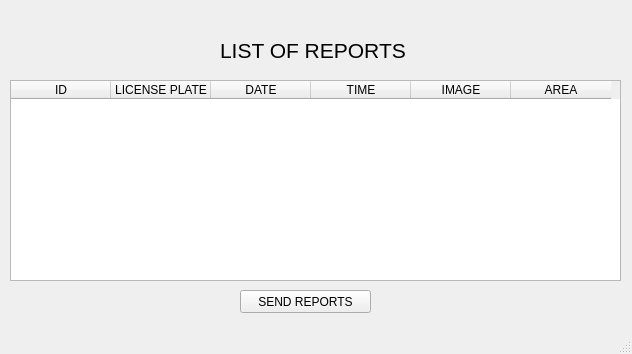
hadasswittow/Final-hackathon, file GUI/list_all_reports.ui: the form before one commit.
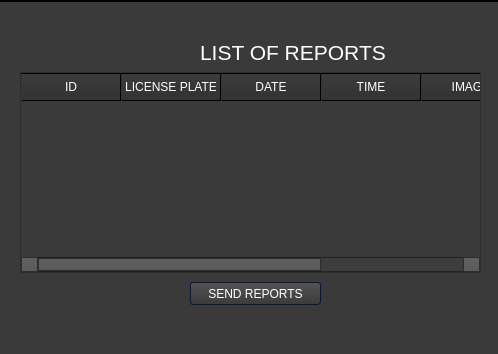
The form after the commit. Icons and pictures are not drawn.

Commit message: ui files with stylesheets

```diff
--- a/GUI/list_all_reports.ui
+++ b/GUI/list_all_reports.ui
@@ -6,20 +6,1010 @@
    <rect>
     <x>0</x>
     <y>0</y>
-    <width>632</width>
+    <width>498</width>
     <height>354</height>
    </rect>
   </property>
   <property name="windowTitle">
    <string>MainWindow</string>
   </property>
+  <property name="styleSheet">
+   <string notr="true">/*Copyright (c) DevSec Studio. All rights reserved.
+
+MIT License
+
+Permission is hereby granted, free of charge, to any person obtaining a copy
+of this software and associated documentation files (the &quot;Software&quot;), to deal
+in the Software without restriction, including without limitation the rights
+to use, copy, modify, merge, publish, distribute, sublicense, and/or sell
+copies of the Software, and to permit persons to whom the Software is
+furnished to do so, subject to the following conditions:
+
+The above copyright notice and this permission notice shall be included in all
+copies or substantial portions of the Software.
+
+THE SOFTWARE IS PROVIDED *AS IS*, WITHOUT WARRANTY OF ANY KIND, EXPRESS OR
+IMPLIED, INCLUDING BUT NOT LIMITED TO THE WARRANTIES OF MERCHANTABILITY,
+FITNESS FOR A PARTICULAR PURPOSE AND NONINFRINGEMENT. IN NO EVENT SHALL THE
+AUTHORS OR COPYRIGHT HOLDERS BE LIABLE FOR ANY CLAIM, DAMAGES OR OTHER
+LIABILITY, WHETHER IN AN ACTION OF CONTRACT, TORT OR OTHERWISE, ARISING FROM,
+OUT OF OR IN CONNECTION WITH THE SOFTWARE OR THE USE OR OTHER DEALINGS IN THE SOFTWARE.
+*/
+
+/*-----QWidget-----*/
+QWidget
+{
+	background-color: #3a3a3a;
+	color: #fff;
+	selection-background-color: #b78620;
+	selection-color: #000;
+
+}
+
+
+/*-----QLabel-----*/
+QLabel
+{
+	background-color: transparent;
+	color: #fff;
+
+}
+
+
+/*-----QMenuBar-----*/
+QMenuBar 
+{
+	background-color: qlineargradient(spread:repeat, x1:1, y1:0, x2:1, y2:1, stop:0 rgba(57, 57, 57, 255),stop:1 rgba(50, 50, 50, 255));
+	border: 1px solid #000;
+	color: #fff;
+
+}
+
+
+QMenuBar::item 
+{
+	background-color: transparent;
+
+}
+
+
+QMenuBar::item:selected 
+{
+	background-color: rgba(183, 134, 32, 20%);
+	border: 1px solid #b78620;
+	color: #fff;
+
+}
+
+
+QMenuBar::item:pressed 
+{
+	background-color: rgb(183, 134, 32);
+	border: 1px solid #b78620;
+	color: #fff;
+
+}
+
+
+/*-----QMenu-----*/
+QMenu
+{
+    background-color: qlineargradient(spread:repeat, x1:1, y1:0, x2:1, y2:1, stop:0 rgba(57, 57, 57, 255),stop:1 rgba(50, 50, 50, 255));
+    border: 1px solid #222;
+    padding: 4px;
+	color: #fff;
+
+}
+
+
+QMenu::item
+{
+    background-color: transparent;
+    padding: 2px 20px 2px 20px;
+
+}
+
+
+QMenu::separator
+{
+   	background-color: rgb(183, 134, 32);
+	height: 1px;
+
+}
+
+
+QMenu::item:disabled
+{
+    color: #555;
+    background-color: transparent;
+    padding: 2px 20px 2px 20px;
+
+}
+
+
+QMenu::item:selected
+{
+	background-color: rgba(183, 134, 32, 20%);
+	border: 1px solid #b78620;
+	color: #fff;
+
+}
+
+
+/*-----QToolBar-----*/
+QToolBar
+{
+	background-color: qlineargradient(spread:repeat, x1:1, y1:0, x2:1, y2:1, stop:0 rgba(69, 69, 69, 255),stop:1 rgba(58, 58, 58, 255));
+	border-top: none;
+	border-bottom: 1px solid #4f4f4f;
+	border-left: 1px solid #4f4f4f;
+	border-right: 1px solid #4f4f4f;
+
+}
+
+
+QToolBar::separator
+{
+	background-color: #2e2e2e;
+	width: 1px;
+
+}
+
+
+/*-----QToolButton-----*/
+QToolButton 
+{
+	background-color: transparent;
+	color: #fff;
+	padding: 5px;
+	padding-left: 8px;
+	padding-right: 8px;
+	margin-left: 1px;
+}
+
+
+QToolButton:hover
+{
+	background-color: rgba(183, 134, 32, 20%);
+	border: 1px solid #b78620;
+	color: #fff;
+	
+}
+
+
+QToolButton:pressed
+{
+	background-color: qlineargradient(spread:repeat, x1:1, y1:0, x2:1, y2:1, stop:0 rgba(57, 57, 57, 255),stop:1 rgba(50, 50, 50, 255));
+	border: 1px solid #b78620;
+
+}
+
+
+QToolButton:checked
+{
+	background-color: qlineargradient(spread:repeat, x1:1, y1:0, x2:1, y2:1, stop:0 rgba(57, 57, 57, 255),stop:1 rgba(50, 50, 50, 255));
+	border: 1px solid #222;
+}
+
+
+/*-----QPushButton-----*/
+QPushButton
+{
+	background-color: qlineargradient(spread:repeat, x1:1, y1:0, x2:1, y2:1, stop:0 rgba(84, 84, 84, 255),stop:1 rgba(59, 59, 59, 255));
+	color: #ffffff;
+	min-width: 80px;
+	border-style: solid;
+	border-width: 1px;
+	border-radius: 3px;
+	border-color: #051a39;
+	padding: 5px;
+
+}
+
+
+QPushButton::flat
+{
+	background-color: transparent;
+	border: none;
+	color: #fff;
+
+}
+
+
+QPushButton::disabled
+{
+	background-color: #404040;
+	color: #656565;
+	border-color: #051a39;
+
+}
+
+
+QPushButton::hover
+{
+	background-color: rgba(183, 134, 32, 20%);
+	border: 1px solid #b78620;
+
+}
+
+
+QPushButton::pressed
+{
+	background-color: qlineargradient(spread:repeat, x1:1, y1:0, x2:1, y2:1, stop:0 rgba(74, 74, 74, 255),stop:1 rgba(49, 49, 49, 255));
+	border: 1px solid #b78620;
+
+}
+
+
+QPushButton::checked
+{
+	background-color: qlineargradient(spread:repeat, x1:1, y1:0, x2:1, y2:1, stop:0 rgba(74, 74, 74, 255),stop:1 rgba(49, 49, 49, 255));
+	border: 1px solid #222;
+
+}
+
+
+/*-----QLineEdit-----*/
+QLineEdit
+{
+	background-color: #131313;
+	color : #eee;
+	border: 1px solid #343434;
+	border-radius: 2px;
+	padding: 3px;
+	padding-left: 5px;
+
+}
+
+
+/*-----QPlainTExtEdit-----*/
+QPlainTextEdit
+{
+	background-color: #131313;
+	color : #eee;
+	border: 1px solid #343434;
+	border-radius: 2px;
+	padding: 3px;
+	padding-left: 5px;
+
+}
+
+
+/*-----QTabBar-----*/
+QTabBar::tab
+{
+	background-color: qlineargradient(spread:repeat, x1:1, y1:0, x2:1, y2:1, stop:0 rgba(84, 84, 84, 255),stop:1 rgba(59, 59, 59, 255));
+	color: #ffffff;
+	border-style: solid;
+	border-width: 1px;
+	border-color: #666;
+	border-bottom: none;
+	padding: 5px;
+	padding-left: 15px;
+	padding-right: 15px;
+
+}
+
+
+QTabWidget::pane 
+{
+	background-color: red;
+	border: 1px solid #666;
+	top: 1px;
+
+}
+
+
+QTabBar::tab:last
+{
+	margin-right: 0; 
+
+}
+
+
+QTabBar::tab:first:!selected
+{
+	background-color: #0c0c0d;
+	margin-left: 0px;
+
+}
+
+
+QTabBar::tab:!selected
+{
+	color: #b1b1b1;
+	border-bottom-style: solid;
+	background-color: #0c0c0d;
+
+}
+
+
+QTabBar::tab:selected
+{
+	margin-bottom: 0px;
+
+}
+
+
+QTabBar::tab:!selected:hover
+{
+	border-top-color: #b78620;
+
+}
+
+
+/*-----QComboBox-----*/
+QComboBox
+{
+    background-color: qlineargradient(spread:repeat, x1:1, y1:0, x2:1, y2:1, stop:0 rgba(84, 84, 84, 255),stop:1 rgba(59, 59, 59, 255));
+    border: 1px solid #000;
+    padding-left: 6px;
+    color: #ffffff;
+    height: 20px;
+
+}
+
+
+QComboBox::disabled
+{
+	background-color: #404040;
+	color: #656565;
+	border-color: #051a39;
+
+}
+
+
+QComboBox:on
+{
+    background-color: #b78620;
+	color: #000;
+
+}
+
+
+QComboBox QAbstractItemView
+{
+    background-color: #383838;
+    color: #ffffff;
+    border: 1px solid black;
+    selection-background-color: #b78620;
+    outline: 0;
+
+}
+
+
+QComboBox::drop-down
+{
+	background-color: qlineargradient(spread:repeat, x1:1, y1:0, x2:1, y2:1, stop:0 rgba(57, 57, 57, 255),stop:1 rgba(50, 50, 50, 255));
+    subcontrol-origin: padding;
+    subcontrol-position: top right;
+    width: 15px;
+    border-left-width: 1px;
+    border-left-color: black;
+    border-left-style: solid; 
+
+}
+
+
+QComboBox::down-arrow
+{
+    image: url(://arrow-down.png);
+    width: 8px;
+    height: 8px;
+}
+
+
+/*-----QSpinBox &amp; QDateTimeEdit-----*/
+QSpinBox,
+QDateTimeEdit 
+{
+    background-color: #131313;
+	color : #eee;
+	border: 1px solid #343434;
+	padding: 3px;
+	padding-left: 5px;
+    border-radius : 2px;
+
+}
+
+
+QSpinBox::up-button, 
+QDateTimeEdit::up-button
+{
+	border-top-right-radius:2px;
+	background-color: #777777;
+    width: 16px; 
+    border-width: 1px;
+
+}
+
+
+QSpinBox::up-button:hover, 
+QDateTimeEdit::up-button:hover
+{
+	background-color: #585858;
+
+}
+
+
+QSpinBox::up-button:pressed, 
+QDateTimeEdit::up-button:pressed
+{
+	background-color: #252525;
+    width: 16px; 
+    border-width: 1px;
+
+}
+
+
+QSpinBox::up-arrow,
+QDateTimeEdit::up-arrow
+{
+    image: url(://arrow-up.png);
+    width: 7px;
+    height: 7px;
+
+}
+
+
+QSpinBox::down-button, 
+QDateTimeEdit::down-button
+{
+	border-bottom-right-radius:2px;
+	background-color: #777777;
+    width: 16px; 
+    border-width: 1px;
+
+}
+
+
+QSpinBox::down-button:hover, 
+QDateTimeEdit::down-button:hover
+{
+	background-color: #585858;
+
+}
+
+
+QSpinBox::down-button:pressed, 
+QDateTimeEdit::down-button:pressed
+{
+	background-color: #252525;
+    width: 16px; 
+    border-width: 1px;
+
+}
+
+
+QSpinBox::down-arrow,
+QDateTimeEdit::down-arrow
+{
+    image: url(://arrow-down.png);
+    width: 7px;
+    height: 7px;
+
+}
+
+
+/*-----QGroupBox-----*/
+QGroupBox 
+{
+    border: 1px solid;
+    border-color: #666666;
+	border-radius: 5px;
+    margin-top: 20px;
+
+}
+
+
+QGroupBox::title  
+{
+    background-color: transparent;
+    color: #eee;
+    subcontrol-origin: margin;
+    padding: 5px;
+	border-top-left-radius: 3px;
+	border-top-right-radius: 3px;
+
+}
+
+
+/*-----QHeaderView-----*/
+QHeaderView::section
+{
+    background-color: qlineargradient(spread:repeat, x1:1, y1:0, x2:1, y2:1, stop:0 rgba(60, 60, 60, 255),stop:1 rgba(50, 50, 50, 255));
+	border: 1px solid #000;
+    color: #fff;
+    text-align: left;
+	padding: 4px;
+	
+}
+
+
+QHeaderView::section:disabled
+{
+    background-color: #525251;
+    color: #656565;
+
+}
+
+
+QHeaderView::section:checked
+{
+    background-color: qlineargradient(spread:repeat, x1:1, y1:0, x2:1, y2:1, stop:0 rgba(60, 60, 60, 255),stop:1 rgba(50, 50, 50, 255));
+    color: #fff;
+
+}
+
+
+QHeaderView::section::vertical::first,
+QHeaderView::section::vertical::only-one
+{
+    border-top: 1px solid #353635;
+
+}
+
+
+QHeaderView::section::vertical
+{
+    border-top: 1px solid #353635;
+
+}
+
+
+QHeaderView::section::horizontal::first,
+QHeaderView::section::horizontal::only-one
+{
+    border-left: 1px solid #353635;
+
+}
+
+
+QHeaderView::section::horizontal
+{
+    border-left: 1px solid #353635;
+
+}
+
+
+QTableCornerButton::section
+{
+    background-color: qlineargradient(spread:repeat, x1:1, y1:0, x2:1, y2:1, stop:0 rgba(60, 60, 60, 255),stop:1 rgba(50, 50, 50, 255));
+	border: 1px solid #000;
+    color: #fff;
+
+}
+
+
+/*-----QTreeWidget-----*/
+QTreeView
+{
+	show-decoration-selected: 1;
+	alternate-background-color: #3a3a3a;
+	selection-color: #fff;
+	background-color: #2d2d2d;
+	border: 1px solid gray;
+	padding-top : 5px;
+	color: #fff;
+	font: 8pt;
+
+}
+
+
+QTreeView::item:selected
+{
+	color:#fff;
+	background-color: #b78620;
+	border-radius: 0px;
+
+}
+
+
+QTreeView::item:!selected:hover
+{
+    background-color: #262626;
+    border: none;
+    color: white;
+
+}
+
+
+QTreeView::branch:has-children:!has-siblings:closed,
+QTreeView::branch:closed:has-children:has-siblings 
+{
+	image: url(://tree-closed.png);
+
+}
+
+
+QTreeView::branch:open:has-children:!has-siblings,
+QTreeView::branch:open:has-children:has-siblings  
+{
+	image: url(://tree-open.png);
+
+}
+
+
+/*-----QListView-----*/
+QListView 
+{
+	background-color: qlineargradient(spread:repeat, x1:1, y1:0, x2:1, y2:1, stop:0 rgba(83, 83, 83, 255),stop:0.293269 rgba(81, 81, 81, 255),stop:0.634615 rgba(79, 79, 79, 255),stop:1 rgba(83, 83, 83, 255));
+    border : none;
+    color: white;
+    show-decoration-selected: 1; 
+    outline: 0;
+	border: 1px solid gray;
+
+}
+
+
+QListView::disabled 
+{
+	background-color: #656565;
+	color: #1b1b1b;
+    border: 1px solid #656565;
+
+}
+
+
+QListView::item 
+{
+	background-color: #2d2d2d;
+    padding: 1px;
+
+}
+
+
+QListView::item:alternate 
+{
+    background-color: #3a3a3a;
+
+}
+
+
+QListView::item:selected 
+{
+	background-color: #b78620;
+	border: 1px solid #b78620;
+	color: #fff;
+
+}
+
+
+QListView::item:selected:!active 
+{
+	background-color: #b78620;
+	border: 1px solid #b78620;
+	color: #fff;
+
+}
+
+
+QListView::item:selected:active 
+{
+	background-color: #b78620;
+	border: 1px solid #b78620;
+	color: #fff;
+
+}
+
+
+QListView::item:hover {
+    background-color: #262626;
+    border: none;
+    color: white;
+
+}
+
+
+/*-----QCheckBox-----*/
+QCheckBox
+{
+	background-color: transparent;
+    color: lightgray;
+	border: none;
+
+}
+
+
+QCheckBox::indicator
+{
+    background-color: #323232;
+    border: 1px solid darkgray;
+    width: 12px;
+    height: 12px;
+
+}
+
+
+QCheckBox::indicator:checked
+{
+    image:url(&quot;./ressources/check.png&quot;);
+	background-color: #b78620;
+    border: 1px solid #3a546e;
+
+}
+
+
+QCheckBox::indicator:unchecked:hover
+{
+	border: 1px solid #b78620; 
+
+}
+
+
+QCheckBox::disabled
+{
+	color: #656565;
+
+}
+
+
+QCheckBox::indicator:disabled
+{
+	background-color: #656565;
+	color: #656565;
+    border: 1px solid #656565;
+
+}
+
+
+/*-----QRadioButton-----*/
+QRadioButton 
+{
+	color: lightgray;
+	background-color: transparent;
+
+}
+
+
+QRadioButton::indicator::unchecked:hover 
+{
+	background-color: lightgray;
+	border: 2px solid #b78620;
+	border-radius: 6px;
+}
+
+
+QRadioButton::indicator::checked 
+{
+	border: 2px solid #b78620;
+	border-radius: 6px;
+	background-color: rgba(183,134,32,20%);  
+	width: 9px; 
+	height: 9px; 
+
+}
+
+
+/*-----QSlider-----*/
+QSlider::groove:horizontal 
+{
+	background-color: transparent;
+	height: 3px;
+
+}
+
+
+QSlider::sub-page:horizontal 
+{
+	background-color: #b78620;
+
+}
+
+
+QSlider::add-page:horizontal 
+{
+	background-color: #131313;
+
+}
+
+
+QSlider::handle:horizontal 
+{
+	background-color: #b78620;
+	width: 14px;
+	margin-top: -6px;
+	margin-bottom: -6px;
+	border-radius: 6px;
+
+}
+
+
+QSlider::handle:horizontal:hover 
+{
+	background-color: #d89e25;
+	border-radius: 6px;
+
+}
+
+
+QSlider::sub-page:horizontal:disabled 
+{
+	background-color: #bbb;
+	border-color: #999;
+
+}
+
+
+QSlider::add-page:horizontal:disabled 
+{
+	background-color: #eee;
+	border-color: #999;
+
+}
+
+
+QSlider::handle:horizontal:disabled 
+{
+	background-color: #eee;
+	border: 1px solid #aaa;
+	border-radius: 3px;
+
+}
+
+
+/*-----QScrollBar-----*/
+QScrollBar:horizontal
+{
+    border: 1px solid #222222;
+    background-color: #3d3d3d;
+    height: 15px;
+    margin: 0px 16px 0 16px;
+
+}
+
+
+QScrollBar::handle:horizontal
+{
+	background-color: qlineargradient(spread:repeat, x1:1, y1:0, x2:1, y2:1, stop:0 rgba(97, 97, 97, 255),stop:1 rgba(90, 90, 90, 255));
+	border: 1px solid #2d2d2d;
+    min-height: 20px;
+
+}
+
+
+QScrollBar::add-line:horizontal
+{
+	background-color: qlineargradient(spread:repeat, x1:1, y1:0, x2:1, y2:1, stop:0 rgba(97, 97, 97, 255),stop:1 rgba(90, 90, 90, 255));
+	border: 1px solid #2d2d2d;
+    width: 15px;
+    subcontrol-position: right;
+    subcontrol-origin: margin;
+
+}
+
+
+QScrollBar::sub-line:horizontal
+{
+	background-color: qlineargradient(spread:repeat, x1:1, y1:0, x2:1, y2:1, stop:0 rgba(97, 97, 97, 255),stop:1 rgba(90, 90, 90, 255));
+	border: 1px solid #2d2d2d;
+    width: 15px;
+    subcontrol-position: left;
+    subcontrol-origin: margin;
+
+}
+
+
+QScrollBar::right-arrow:horizontal
+{
+    image: url(://arrow-right.png);
+    width: 6px;
+    height: 6px;
+
+}
+
+
+QScrollBar::left-arrow:horizontal
+{
+    image: url(://arrow-left.png);
+    width: 6px;
+    height: 6px;
+
+}
+
+
+QScrollBar::add-page:horizontal, QScrollBar::sub-page:horizontal
+{
+    background: none;
+
+}
+
+
+QScrollBar:vertical
+{
+    background-color: #3d3d3d;
+    width: 16px;
+	border: 1px solid #2d2d2d;
+    margin: 16px 0px 16px 0px;
+
+}
+
+
+QScrollBar::handle:vertical
+{
+    background-color: qlineargradient(spread:repeat, x1:1, y1:0, x2:1, y2:1, stop:0 rgba(97, 97, 97, 255),stop:1 rgba(90, 90, 90, 255));
+	border: 1px solid #2d2d2d;
+    min-height: 20px;
+
+}
+
+
+QScrollBar::add-line:vertical
+{
+	background-color: qlineargradient(spread:repeat, x1:1, y1:0, x2:1, y2:1, stop:0 rgba(97, 97, 97, 255),stop:1 rgba(90, 90, 90, 255));
+	border: 1px solid #2d2d2d;
+    height: 15px;
+    subcontrol-position: bottom;
+    subcontrol-origin: margin;
+
+}
+
+
+QScrollBar::sub-line:vertical
+{
+	background-color: qlineargradient(spread:repeat, x1:1, y1:0, x2:1, y2:1, stop:0 rgba(97, 97, 97, 255),stop:1 rgba(90, 90, 90, 255));
+	border: 1px solid #2d2d2d;
+    height: 15px;
+    subcontrol-position: top;
+    subcontrol-origin: margin;
+
+}
+
+
+QScrollBar::up-arrow:vertical
+{
+    image: url(://arrow-up.png);
+    width: 6px;
+    height: 6px;
+
+}
+
+
+QScrollBar::down-arrow:vertical
+{
+    image: url(://arrow-down.png);
+    width: 6px;
+    height: 6px;
+
+}
+
+
+QScrollBar::add-page:vertical, QScrollBar::sub-page:vertical
+{
+    background: none;
+
+}
+
+
+/*-----QProgressBar-----*/
+QProgressBar
+{
+    border: 1px solid #666666;
+    text-align: center;
+	color: #000;
+	font-weight: bold;
+
+}
+
+
+QProgressBar::chunk
+{
+    background-color: #b78620;
+    width: 30px;
+    margin: 0.5px;
+
+}
+
+</string>
+  </property>
   <widget class="QWidget" name="centralwidget">
    <widget class="QTableWidget" name="tableWidget_2">
     <property name="geometry">
      <rect>
-      <x>10</x>
-      <y>80</y>
-      <width>611</width>
+      <x>20</x>
+      <y>70</y>
+      <width>461</width>
       <height>201</height>
      </rect>
     </property>
@@ -63,7 +1053,7 @@
    <widget class="QLabel" name="label">
     <property name="geometry">
      <rect>
-      <x>220</x>
+      <x>200</x>
       <y>40</y>
       <width>221</width>
       <height>21</height>
@@ -81,8 +1071,8 @@
    <widget class="QPushButton" name="sendButton">
     <property name="geometry">
      <rect>
-      <x>240</x>
-      <y>290</y>
+      <x>190</x>
+      <y>280</y>
       <width>131</width>
       <height>23</height>
      </rect>
@@ -97,8 +1087,8 @@
     <rect>
      <x>0</x>
      <y>0</y>
-     <width>632</width>
-     <height>21</height>
+     <width>498</width>
+     <height>20</height>
     </rect>
    </property>
   </widget>
```
The commit also changes 3 other files.
